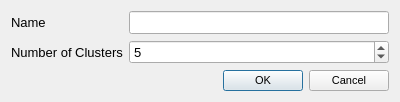
Qt form kmeansdialog.ui (VespucciProject/Vespucci) before a commit.
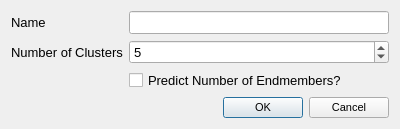
The same form after that commit.

Commit message: Implementation of the HySime algorithm for predicting size of subspace (can be used to find ideal number of endmembers).

The edit to the form file:
```diff
--- a/kmeansdialog.ui
+++ b/kmeansdialog.ui
@@ -7,7 +7,7 @@
     <x>0</x>
     <y>0</y>
     <width>400</width>
-    <height>93</height>
+    <height>129</height>
    </rect>
   </property>
   <property name="font">
@@ -49,7 +49,14 @@
      </property>
     </widget>
    </item>
-   <item row="2" column="1">
+   <item row="3" column="1">
+    <widget class="QCheckBox" name="predictionCheckBox">
+     <property name="text">
+      <string>Predict Number of Endmembers?</string>
+     </property>
+    </widget>
+   </item>
+   <item row="4" column="1">
     <widget class="QDialogButtonBox" name="buttonBox">
      <property name="font">
       <font>
```
Left out of the diff: 4 changed lines with no effect on the pictures. The commit also changes 30 other files.
